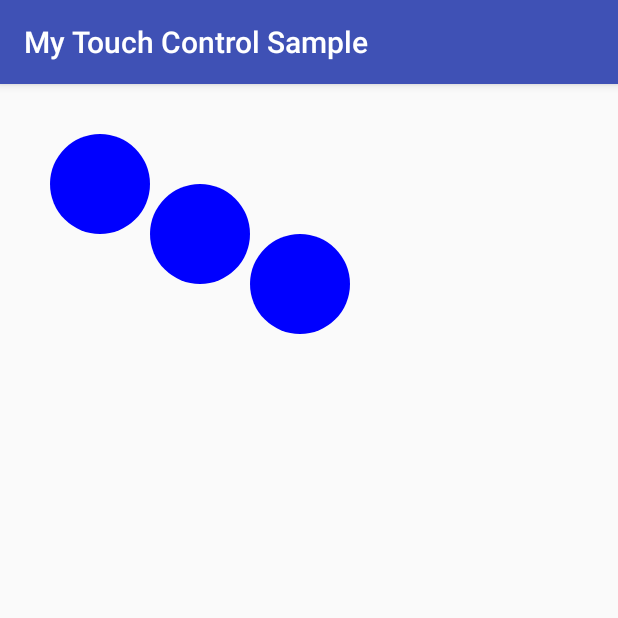
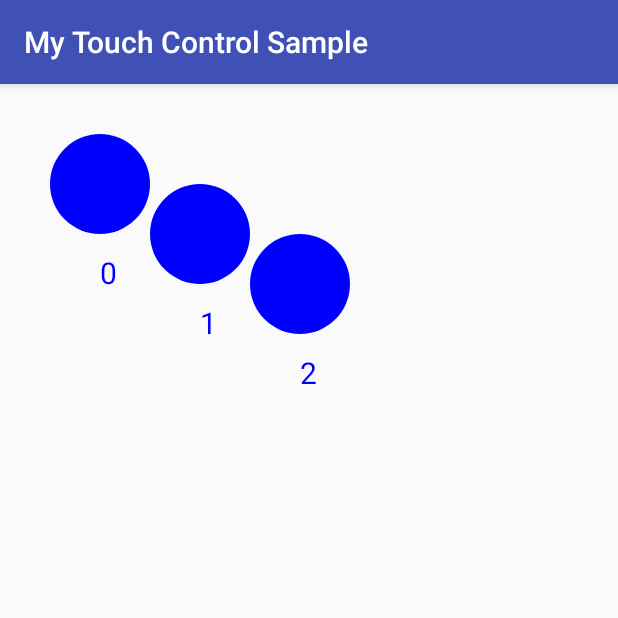
Before and after one commit to cocodoba/My_Touch_Control_Sample, an Android app: the ThreeBallsActivity screen opened directly, with no data from a screen before it, on a phone screen of 412 x 824 dp, the top half of it. Run offline under Robolectric (Android 15) with nearby library versions, the phone set to English and light mode, and no system bars.

Commit message:
ボールの下にそれぞれ数字を描画できるようになった

```diff
--- a/app/src/main/java/com/example/shinoharanaoki/mytouchcontrolsample/ThreeBallsView.java
+++ b/app/src/main/java/com/example/shinoharanaoki/mytouchcontrolsample/ThreeBallsView.java
@@ -19,7 +19,8 @@ public class ThreeBallsView extends View{
     private float touch_y;    // 画面のタッチされた Y 座標    // (2)
 
     private Canvas canvas;
-    private Paint paint;
+    private Paint paint_ball;
+    private Paint paint_ball_number;
 
     private Ball[] balls;
 
@@ -30,11 +31,14 @@ public class ThreeBallsView extends View{
 
     private void initialize() {
         // ペイントオブジェクトを設定する
-        paint = new Paint();
-        paint.setAntiAlias(true);
-        paint.setColor(Color.BLUE);    // (4)
-        paint.setStyle(Paint.Style.FILL);    // (5)
+        paint_ball = new Paint();
+        paint_ball.setAntiAlias(true);
+        paint_ball.setColor(Color.BLUE);    // (4)
+        paint_ball.setStyle(Paint.Style.FILL);    // (5)
 
+        paint_ball_number = new Paint();
+        paint_ball_number.setAntiAlias(true);
+        paint_ball_number.setStyle(Paint.Style.FILL);    // (5)
 
         balls = new Ball[3];
         float radius = 50;
@@ -57,8 +61,15 @@ public class ThreeBallsView extends View{
             float ball_x = balls[i].cx;
             float ball_y = balls[i].cy;
             float radius = balls[i].radius;
-            paint.setColor(balls[i].color);
-            canvas.drawCircle(ball_x, ball_y, radius, paint);  // (6)
+            paint_ball.setColor(balls[i].color);
+            canvas.drawCircle(ball_x, ball_y, radius, paint_ball);  // (6)
+
+            //円の中に書く数字を描画する
+            float num_x = balls[i].cx;
+            float num_y = balls[i].cy +100;
+            paint_ball_number.setTextSize(30);
+            paint_ball_number.setColor(Color.BLUE);
+            canvas.drawText(String.valueOf(i), num_x, num_y, paint_ball_number);
         }
     }
 
```
